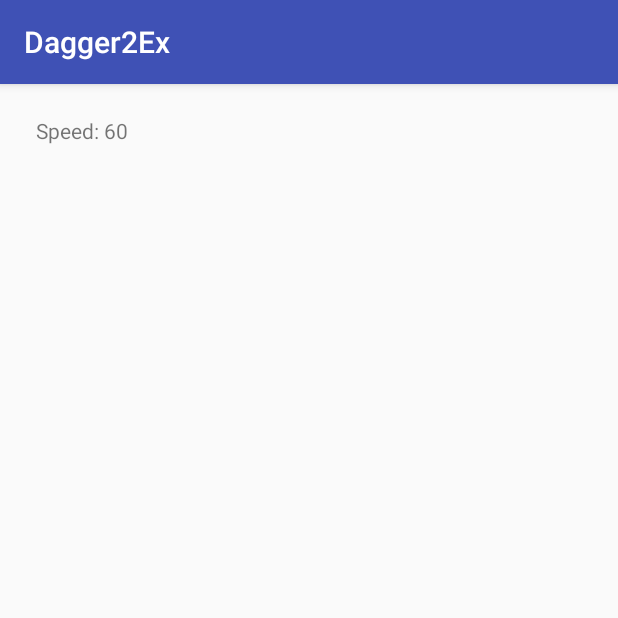
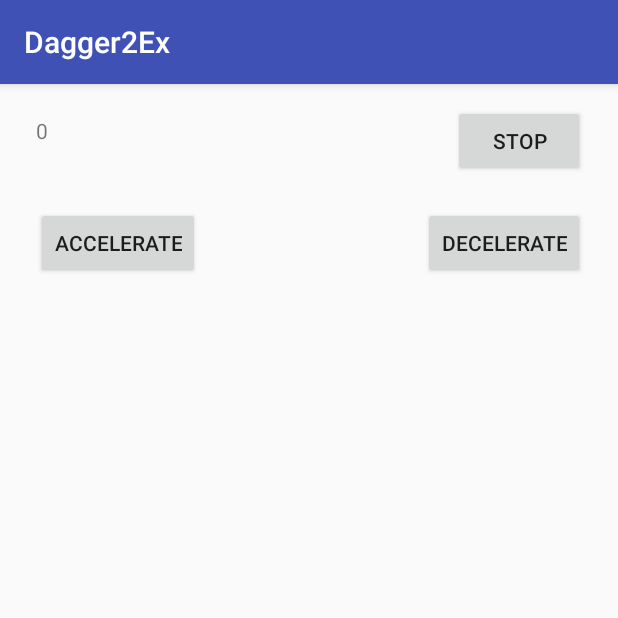
Before and after one commit to DonggeunJung/Dagger2Ex, an Android app: the screen it shows after launch (MainActivity), on a phone screen of 412 x 824 dp, the top half of it. Run offline under Robolectric (Android 15) with nearby library versions, the phone set to English and light mode, and no system bars; our stand-ins replace Dagger/Hilt's generated code.

Commit message:
Add comment

```diff
--- a/app/src/main/java/com/example/dagger2ex/MainActivity.java
+++ b/app/src/main/java/com/example/dagger2ex/MainActivity.java
@@ -1,8 +1,8 @@
 package com.example.dagger2ex;
 
-import android.os.Handler;
 import android.support.v7.app.AppCompatActivity;
 import android.os.Bundle;
+import android.view.View;
 import android.widget.TextView;
 
 import javax.inject.Inject;
@@ -11,23 +11,43 @@ public class MainActivity extends AppCompatActivity {
 
     @Inject
     Vehicle vehicle;
+    TextView textView;
 
     @Override
     protected void onCreate(Bundle savedInstanceState) {
         super.onCreate(savedInstanceState);
         setContentView(R.layout.activity_main);
 
+        textView = (TextView) findViewById(R.id.textView1);
+
+        ///*** If you find error at 'DaggerMyComponent',  ***///
+        // 1. Set comment below code / 2. Build again / 3. Clear comment mark / 4. Build & run
         MyComponent component = DaggerMyComponent.builder().build();
         component.inject(this);
+        ///***  ***///
 
-        ((TextView) findViewById(R.id.textView1)).setText(String.format("Speed: %s", vehicle.getSpeed()));
+        showSpeed();
+    }
 
-        new Handler().postDelayed(new Runnable() {
-            @Override
-            public void run() {
-                vehicle.increaseSpeed(60);
-                ((TextView) findViewById(R.id.textView1)).setText(String.format("Speed: %s", vehicle.getSpeed()));
-            }
-        }, 2000);
+    public void showSpeed() {
+        int speed = vehicle.getSpeed();
+        String strSpeed = Integer.toString(speed);
+        textView.setText(strSpeed);
     }
+
+    public void onBtnAccelerate(View v) {
+        vehicle.increaseSpeed(2);
+        showSpeed();
+    }
+
+    public void onBtnDecelerate(View v) {
+        vehicle.decreaseSpeed(2);
+        showSpeed();
+    }
+
+    public void onBtnStop(View v) {
+        vehicle.stop();
+        showSpeed();
+    }
+
 }
--- a/app/src/main/java/com/example/dagger2ex/MyComponent.java
+++ b/app/src/main/java/com/example/dagger2ex/MyComponent.java
@@ -1,12 +1,8 @@
 package com.example.dagger2ex;
 
 import javax.inject.Singleton;
-
 import dagger.Component;
 
-/**
- * Created by hani on 5/29/17.
- */
 @Singleton
 @Component(modules = {MyModule.class})
 interface MyComponent {
--- a/app/src/main/java/com/example/dagger2ex/MyModule.java
+++ b/app/src/main/java/com/example/dagger2ex/MyModule.java
@@ -1,13 +1,9 @@
 package com.example.dagger2ex;
 
 import javax.inject.Singleton;
-
 import dagger.Module;
 import dagger.Provides;
 
-/**
- * Created by hani on 5/29/17.
- */
 @Module
 class MyModule {
 
--- a/app/src/main/java/com/example/dagger2ex/Vehicle.java
+++ b/app/src/main/java/com/example/dagger2ex/Vehicle.java
@@ -2,9 +2,6 @@ package com.example.dagger2ex;
 
 import javax.inject.Inject;
 
-/**
- * Created by hani on 5/29/17.
- */
 class Vehicle {
     private Motor motor;
 
--- a/app/src/main/res/layout/activity_main.xml
+++ b/app/src/main/res/layout/activity_main.xml
@@ -10,10 +10,38 @@
         android:id="@+id/textView1"
         android:layout_width="wrap_content"
         android:layout_height="wrap_content"
-        android:layout_alignParentStart="true"
-        android:layout_alignParentTop="true"
-        android:layout_marginStart="24dp"
+        android:layout_marginLeft ="24dp"
         android:layout_marginTop="21dp"
         android:text="Hello World!" />
 
+    <Button
+        android:id="@+id/button"
+        android:layout_width="wrap_content"
+        android:layout_height="wrap_content"
+        android:layout_alignLeft="@+id/textView1"
+        android:layout_marginTop="82dp"
+        android:onClick="onBtnAccelerate"
+        android:text="Accelerate" />
+
+    <Button
+        android:id="@+id/button2"
+        android:layout_width="wrap_content"
+        android:layout_height="wrap_content"
+        android:layout_alignParentEnd="true"
+        android:layout_alignParentRIght="true"
+        android:layout_alignTop="@+id/button"
+        android:layout_marginEnd="22dp"
+        android:onClick="onBtnDecelerate"
+        android:text="Decelerate" />
+
+    <Button
+        android:id="@+id/button3"
+        android:layout_width="wrap_content"
+        android:layout_height="wrap_content"
+        android:layout_alignRight="@+id/button2"
+        android:layout_alignParentTop="true"
+        android:layout_marginTop="14dp"
+        android:onClick="onBtnStop"
+        android:text="Stop" />
+
 </RelativeLayout>
```
Also changed, not shown: 2 other files.
